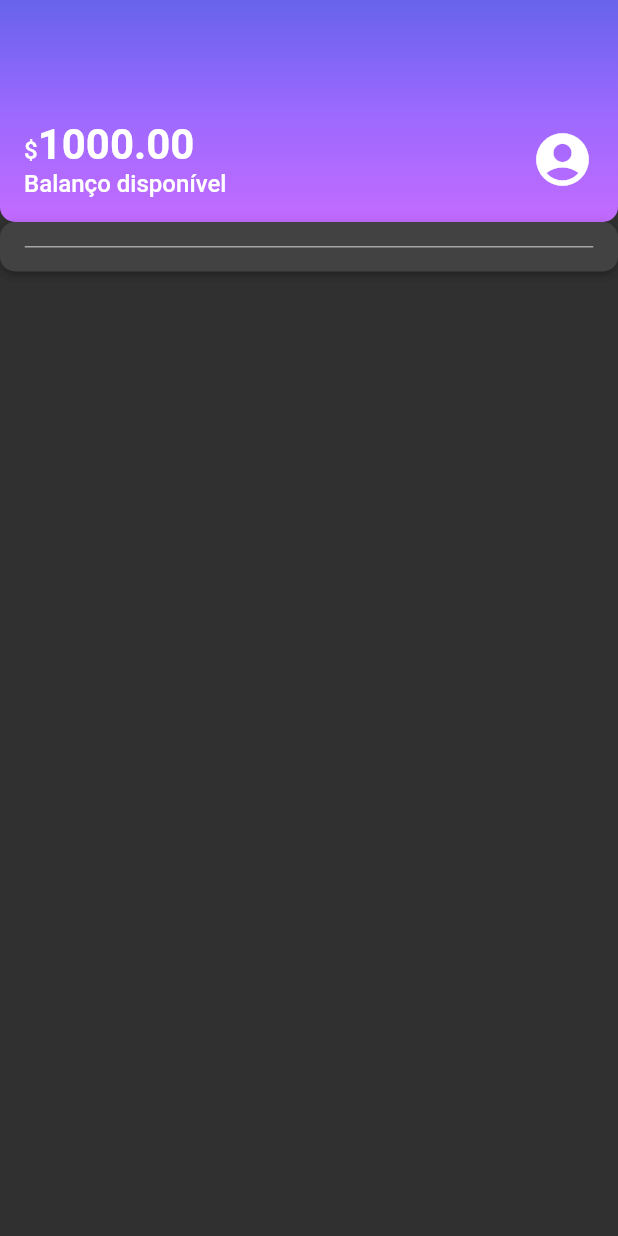
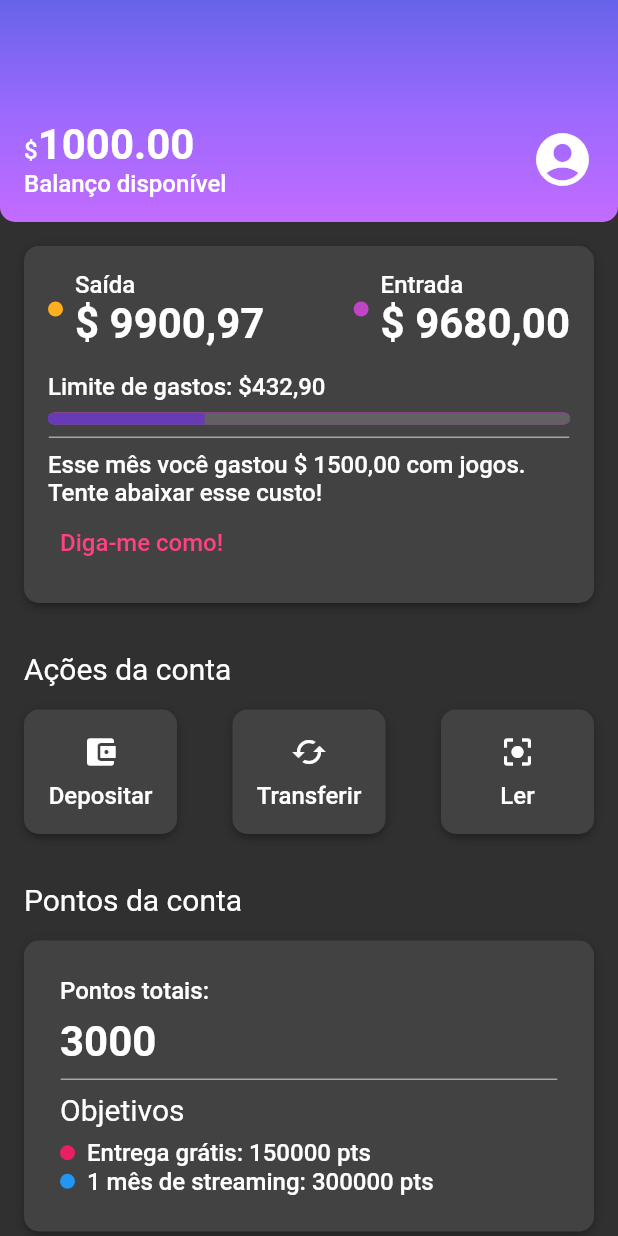
Before and after one commit to analubarreto/alubank, a Flutter app: the screen it shows after launch, on a phone screen of 412 x 824 dp. Run offline on Flutter 3.47's test engine with Material 2 defaults, Android fonts, the phone set to English and light mode, and no system bars.

Commit message:
account points

```diff
--- a/lib/components/box_card.dart
+++ b/lib/components/box_card.dart
@@ -7,7 +7,7 @@ class BoxCard extends StatelessWidget {
 
   @override
   Widget build(BuildContext context) {
-    return Container(
+    return Ink(
       padding: const EdgeInsets.all(16.0),
       decoration: BoxDecoration(
         boxShadow: kElevationToShadow[3],
--- /dev/null
+++ b/lib/components/sections/account_actions.dart
@@ -0,0 +1,53 @@
+import 'package:alubank/components/box_card.dart';
+import 'package:flutter/material.dart';
+
+class AccountActions extends StatelessWidget {
+  const AccountActions({super.key});
+
+  @override
+  Widget build(BuildContext context) {
+    return Padding(
+      padding: const EdgeInsets.all(16),
+      child: Column(
+        crossAxisAlignment: CrossAxisAlignment.start,
+        children: [
+          Padding(
+            padding: const EdgeInsets.only(bottom: 16.0),
+            child: Text('Ações da conta', style: Theme.of(context).textTheme.titleMedium,),
+          ),
+          Row(
+            mainAxisAlignment: MainAxisAlignment.spaceBetween,
+            children: [
+              InkWell(onTap: (){}, child: const BoxCard(boxContent: _AccountAction(icon: Icons.account_balance_wallet, title: 'Depositar',),)),
+              InkWell(onTap: (){}, child: const BoxCard(boxContent: _AccountAction(icon: Icons.cached, title: 'Transferir',),)),
+              InkWell(onTap: (){}, child: const BoxCard(boxContent: _AccountAction(icon: Icons.center_focus_strong, title: 'Ler',),)),
+            ],
+          )
+        ],
+      ),
+    );
+  }
+}
+
+class _AccountAction extends StatelessWidget {
+  final IconData icon;
+  final String title;
+
+  const _AccountAction({ required this.icon, required this.title, super.key});
+
+  @override
+  Widget build(BuildContext context) {
+    return SizedBox(
+      width: 70,
+      child: Column(
+        children: [
+          Padding(
+            padding: const EdgeInsets.only(bottom: 8.0),
+            child: Icon(icon),
+          ),
+          Text(title, style: Theme.of(context).textTheme.bodyMedium,),
+        ],
+      ),
+    );
+  }
+}
--- /dev/null
+++ b/lib/components/sections/account_points.dart
@@ -0,0 +1,71 @@
+import 'package:alubank/components/box_card.dart';
+import 'package:alubank/components/color_dot.dart';
+import 'package:alubank/components/content_division.dart';
+import 'package:flutter/material.dart';
+
+class AccountPoints extends StatelessWidget {
+  const AccountPoints({super.key});
+
+  @override
+  Widget build(BuildContext context) {
+    return Padding(
+      padding: EdgeInsets.all(16.0),
+      child: Column(
+        crossAxisAlignment: CrossAxisAlignment.start,
+        children: [
+          Padding(
+            padding: const EdgeInsets.only(bottom: 16.0),
+            child: Text('Pontos da conta', style: Theme.of(context).textTheme.titleMedium,),
+          ),
+          const BoxCard(
+            boxContent: _AccountPoints(),
+          )
+        ],
+      )
+    );
+  }
+}
+
+class _AccountPoints extends StatelessWidget {
+  const _AccountPoints({super.key});
+
+  @override
+  Widget build(BuildContext context) {
+    return Padding(
+      padding: const EdgeInsets.all(8.0),
+      child: Column(
+        crossAxisAlignment: CrossAxisAlignment.start,
+        children: [
+          const Text('Pontos totais:'),
+          Padding(
+            padding: const EdgeInsets.symmetric(vertical: 8.0),
+            child: Text('3000', style: Theme.of(context).textTheme.bodyLarge,),
+          ),
+          const ContentDivision(),
+          Padding(
+            padding: const EdgeInsets.symmetric(vertical: 8.0),
+            child: Text('Objetivos', style: Theme.of(context).textTheme.titleMedium,),
+          ),
+           const Row(
+            children: [
+              ColorDot(color: Colors.pink,),
+              Padding(
+                padding: EdgeInsets.only(left: 8.0),
+                child: Text('Entrega grátis: 150000 pts'),
+              )
+            ],
+          ),
+         const Row(
+            children: [
+              ColorDot(color: Colors.blue,),
+              Padding(
+                padding: EdgeInsets.only(left: 8.0),
+                child: Text('1 mês de streaming: 300000 pts'),
+              )
+            ],
+          ),
+        ],
+      ),
+    );
+  }
+}
--- /dev/null
+++ b/lib/components/sections/recent_activity.dart
@@ -0,0 +1,92 @@
+import 'package:alubank/themes/theme_colors.dart';
+import 'package:flutter/material.dart';
+
+import 'package:alubank/components/box_card.dart';
+import 'package:alubank/components/color_dot.dart';
+import 'package:alubank/components/content_division.dart';
+
+class RecentActivity extends StatelessWidget {
+  const RecentActivity({super.key});
+
+  @override
+  Widget build(BuildContext context) {
+    return Container(
+      padding: const EdgeInsets.all(16),
+      child: const BoxCard(
+        boxContent: _RecentActivity(),
+      )
+    );
+  }
+}
+
+class _RecentActivity extends StatelessWidget {
+  const _RecentActivity({super.key});
+
+  @override
+  Widget build(BuildContext context) {
+    return Column(
+      crossAxisAlignment: CrossAxisAlignment.start,
+      children: [
+        Row(
+          mainAxisAlignment: MainAxisAlignment.spaceBetween,
+          children: [
+            Row(
+              children: [
+                Padding(
+                  padding: const EdgeInsets.only(right: 8.0),
+                  child: ColorDot(color: ThemeColors.recentActivity['spent']),
+                ),
+                Column(
+                  crossAxisAlignment: CrossAxisAlignment.start,
+                  children: [
+                    const Text('Saída'),
+                    Text('\$ 9900,97', style: Theme.of(context).textTheme.bodyLarge,)
+                  ],
+                )
+              ],
+            ),
+            Row(
+              children: [
+                Padding(
+                  padding: const EdgeInsets.only(right: 8.0),
+                  child: ColorDot(color: ThemeColors.recentActivity['income']),
+                ),
+                Column(
+                  crossAxisAlignment: CrossAxisAlignment.start,
+                  children: [
+                    const Text('Entrada'),
+                    Text('\$ 9680,00', style: Theme.of(context).textTheme.bodyLarge,)
+                  ],
+                )
+              ],
+            ),
+          ],
+        ),
+        const Padding(
+          padding: EdgeInsets.only(top: 16.0, bottom: 8.0),
+          child: Text('Limite de gastos: \$432,90'),
+        ),
+        Container(
+          clipBehavior: Clip.hardEdge,
+          decoration: BoxDecoration(
+            borderRadius: BorderRadius.circular(10),
+            color: ThemeColors.recentActivity['income'],
+          ),
+          child: const LinearProgressIndicator(
+            value: 0.3,
+            minHeight: 8,
+          ),
+        ),
+        const Padding(
+          padding: EdgeInsets.symmetric(vertical: 8.0),
+          child: ContentDivision(),
+        ),
+        const Text('Esse mês você gastou \$ 1500,00 com jogos. Tente abaixar esse custo!'),
+        TextButton(
+          onPressed: () {},
+          child: const Text('Diga-me como!', style: TextStyle(fontSize: 16, color: Colors.pinkAccent)),
+        ),
+      ],
+    );
+  }
+}
--- a/lib/screens/home.dart
+++ b/lib/screens/home.dart
@@ -1,6 +1,6 @@
-import 'package:alubank/components/box_card.dart';
-import 'package:alubank/components/color_dot.dart';
-import 'package:alubank/components/content_division.dart';
+import 'package:alubank/components/sections/account_points.dart';
+import 'package:alubank/components/sections/account_actions.dart';
+import 'package:alubank/components/sections/recent_activity.dart';
 import 'package:alubank/themes/theme_colors.dart';
 import 'package:flutter/material.dart';
 
@@ -11,12 +11,13 @@ class HomeScreen extends StatelessWidget {
 
   @override
   Widget build(BuildContext context) {
-    return Scaffold(
+    return const Scaffold(
       body: Column(
         children: <Widget>[
-          const Header(),
-          BoxCard(boxContent: ContentDivision(),
-          ),
+          Header(),
+          RecentActivity(),
+          AccountActions(),
+          AccountPoints(),
         ],
       ),
     );
--- a/lib/themes/app_theme.dart
+++ b/lib/themes/app_theme.dart
@@ -16,5 +16,10 @@ ThemeData AppTheme = ThemeData(
       fontWeight: FontWeight.bold,
       color: Colors.white,
     ),
+    titleMedium: TextStyle(
+      fontSize: 20,
+      fontWeight: FontWeight.normal,
+      color: Colors.white,
+    ),
   ),
 );
```
